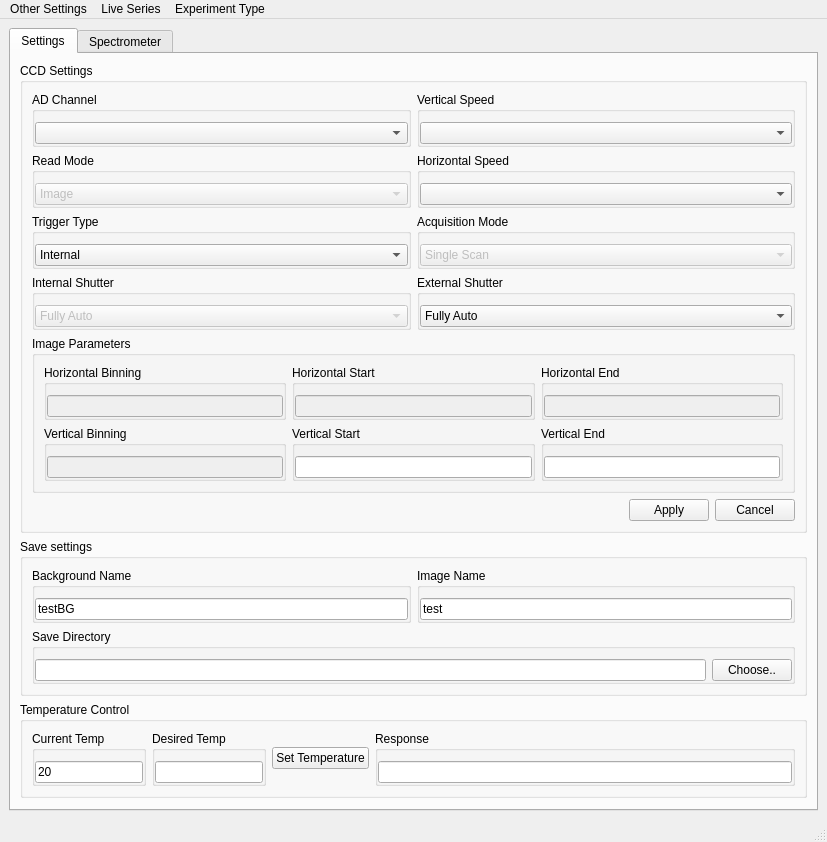
Qt form UIs/mainWindow.ui (SherwinGroup/EMCCD-psychic) before a commit.
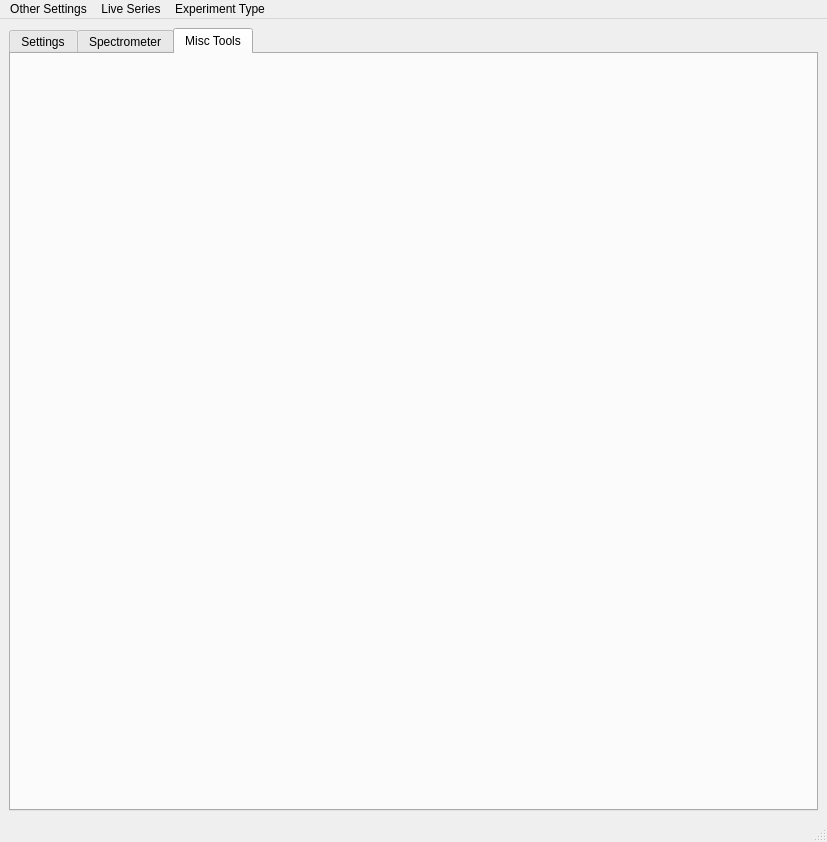
The same form after that commit. The open tabs and pages were chosen to show the change. Icons and pictures are not drawn. Custom widgets are drawn as their Qt base class.

Commit message: 3.1.1a Motor Driver

Diff of the .ui file:
```diff
--- a/UIs/mainWindow.ui
+++ b/UIs/mainWindow.ui
@@ -1117,6 +1117,16 @@
         </item>
        </layout>
       </widget>
+      <widget class="QWidget" name="tab">
+       <attribute name="title">
+        <string>Misc Tools</string>
+       </attribute>
+       <layout class="QVBoxLayout" name="verticalLayout_8">
+        <item>
+         <layout class="QVBoxLayout" name="miscToolsLayout"/>
+        </item>
+       </layout>
+      </widget>
      </widget>
     </item>
    </layout>
```
The commit also changes 2 other files.
